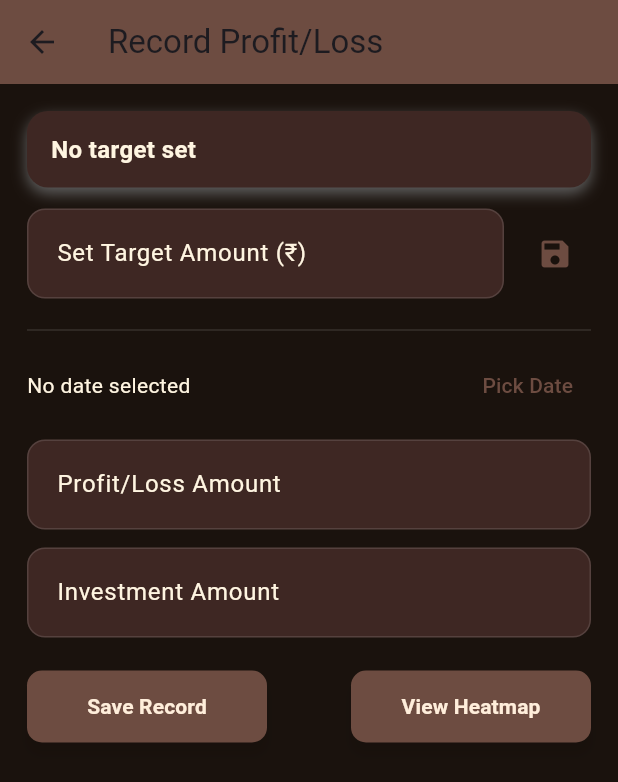
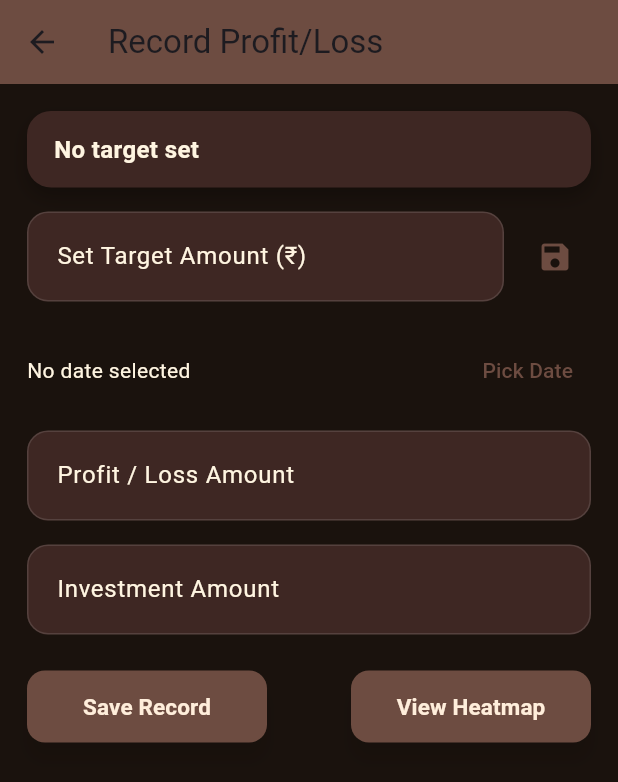
Before and after one commit to CodewithVipin/heatmap, a Flutter app: the screen it shows after launch, after a tap on "Go To Record Screen", on a phone screen of 412 x 824 dp. Shown: the top 782 px of the screen. Run offline on Flutter 3.47's test engine with Material 3 defaults, Android fonts, the phone set to English and light mode, and no system bars; our stand-ins replace hive, hive_flutter; accounts and stored records are empty.

Commit message:
delete button and animation corrected

```diff
--- a/lib/screens/land_screen.dart
+++ b/lib/screens/land_screen.dart
@@ -1,3 +1,5 @@
+// ignore_for_file: deprecated_member_use
+
 import 'package:flutter/material.dart';
 import 'package:heat_map/screens/gauge_pcr.dart';
 import 'package:heat_map/screens/record_entry_screen.dart';
@@ -23,60 +25,76 @@ class LandScreen extends StatelessWidget {
             child: Column(
               mainAxisSize: MainAxisSize.min,
               children: [
-                /// ------------------------------------
-                /// 🔥 PREMIUM ANIMATED TRADING TEXT
-                /// ------------------------------------
-                TweenAnimationBuilder<double>(
-                  duration: const Duration(seconds: 2),
-                  curve: Curves.easeInOut,
-                  tween: Tween<double>(begin: 0, end: 1),
-                  builder: (context, value, child) {
-                    return Opacity(
-                      opacity: value,
-                      child: Transform.translate(
-                        offset: Offset(0, (1 - value) * 20),
-                        child: child,
+                // ------------------------------------------------------
+                // ⭐ ZERO Flicker Premium Hero Header
+                // ------------------------------------------------------
+                ClipRRect(
+                  borderRadius: BorderRadius.circular(18),
+                  child: Container(
+                    decoration: BoxDecoration(
+                      // 🔥 PREMIUM DUAL-TONE GLOW EFFECT
+                      boxShadow: [
+                        BoxShadow(
+                          color: Colors.white.withOpacity(0.08),
+                          blurRadius: 12,
+                          spreadRadius: 1,
+                          offset: const Offset(-4, -4), // upper soft glow
+                        ),
+                        BoxShadow(
+                          color: Colors.black.withOpacity(0.35),
+                          blurRadius: 18,
+                          spreadRadius: 6,
+                          offset: const Offset(4, 6), // bottom shadow depth
+                        ),
+                      ],
+                      borderRadius: BorderRadius.all(Radius.circular(12)),
+
+                      border: Border.all(
+                        color: Colors.white.withOpacity(0.12),
+                        width: 1.2,
                       ),
-                    );
-                  },
-                  child: const Text(
-                    "Analyse • Trade • Grow",
-                    style: TextStyle(
-                      color: darkTextColor,
-                      fontSize: 22,
-                      fontWeight: FontWeight.bold,
-                      letterSpacing: 1.2,
+                    ),
+                    child: Material(
+                      color: darkTabColor,
+                      child: Align(
+                        alignment: Alignment.center,
+                        child: Column(
+                          children: const [
+                            SizedBox(height: 5),
+                            Text(
+                              "Analyse • Trade • Grow",
+                              textAlign: TextAlign.center,
+                              style: TextStyle(
+                                color: darkTextColor,
+                                fontSize: 20,
+                                fontWeight: FontWeight.w300,
+                                letterSpacing: 1.2,
+                              ),
+                            ),
+                            SizedBox(height: 10),
+                            Text(
+                              "Smart Option Trading Starts Here",
+                              textAlign: TextAlign
+                                  .center, // ← stops micro overflow jump
+                              style: TextStyle(
+                                color: darkTextColor,
+                                fontSize: 15,
+                                fontWeight: FontWeight.w200,
+                              ),
+                            ),
+                            SizedBox(height: 5),
+                          ],
+                        ),
+                      ),
                     ),
                   ),
                 ),
 
-                const SizedBox(height: 10),
+                const SizedBox(height: 25),
 
-                TweenAnimationBuilder<double>(
-                  duration: const Duration(milliseconds: 1800),
-                  curve: Curves.easeOutQuad,
-                  tween: Tween<double>(begin: 0, end: 1),
-                  builder: (context, value, child) {
-                    return Opacity(
-                      opacity: value,
-                      child: Transform.scale(scale: value, child: child),
-                    );
-                  },
-                  child: const Text(
-                    "Smart Option Trading Starts Here",
-                    style: TextStyle(
-                      color: darkTextColor,
-                      fontSize: 15,
-                      fontWeight: FontWeight.w600,
-                    ),
-                  ),
-                ),
-
-                const SizedBox(height: 35),
-
-                /// ------------------------------------
-                /// MAIN CARD WITH BUTTONS
-                /// ------------------------------------
+                // ------------------------------------------------------
+                // MAIN CARD
+                // ------------------------------------------------------
                 Container(
                   padding: const EdgeInsets.all(20),
                   width: double.infinity,
@@ -85,8 +103,8 @@ class LandScreen extends StatelessWidget {
                     borderRadius: BorderRadius.circular(16),
                     boxShadow: [
                       BoxShadow(
-                        color: Colors.grey.shade200,
-                        blurRadius: 12,
+                        color: Colors.black.withOpacity(0.12),
+                        blurRadius: 10,
                         offset: const Offset(0, 5),
                       ),
                     ],
@@ -94,7 +112,7 @@ class LandScreen extends StatelessWidget {
 
                   child: Column(
                     children: [
-                      /// Button 1
+                      // ---------------- PCR SCREEN -----------------
                       SizedBox(
                         width: double.infinity,
                         child: MaterialButton(
@@ -107,7 +125,7 @@ class LandScreen extends StatelessWidget {
                             Navigator.push(
                               context,
                               MaterialPageRoute(
-                                builder: (context) => const DeepMarketInsight(),
+                                builder: (_) => const DeepMarketInsight(),
                               ),
                             );
                           },
@@ -122,9 +140,9 @@ class LandScreen extends StatelessWidget {
                         ),
                       ),
 
-                      const SizedBox(height: 18),
+                      const SizedBox(height: 20),
 
-                      /// Button 2
+                      // ---------------- RECORD SCREEN -----------------
                       SizedBox(
                         width: double.infinity,
                         child: MaterialButton(
@@ -137,7 +155,7 @@ class LandScreen extends StatelessWidget {
                             Navigator.push(
                               context,
                               MaterialPageRoute(
-                                builder: (context) => const RecordEntryScreen(),
+                                builder: (_) => const RecordEntryScreen(),
                               ),
                             );
                           },
--- a/lib/screens/record_entry_screen.dart
+++ b/lib/screens/record_entry_screen.dart
@@ -1,4 +1,4 @@
-// ignore_for_file: library_private_types_in_public_api, use_build_context_synchronously
+// ignore_for_file: library_private_types_in_public_api, use_build_context_synchronously, deprecated_member_use, unnecessary_underscores
 
 import 'package:flutter/material.dart';
 import 'package:heat_map/model/trading_record.dart';
@@ -29,7 +29,6 @@ class _RecordEntryScreenState extends State<RecordEntryScreen> {
     super.initState();
     _loadTargetAmount();
 
-    // listen so UI updates if target changed elsewhere
     _box.watch().listen((event) {
       if (event.key == 'targetAmount' && mounted) {
         _loadTargetAmount();
@@ -37,7 +36,7 @@ class _RecordEntryScreenState extends State<RecordEntryScreen> {
     });
   }
 
-  // LOAD TARGET
+  // LOAD TARGET AMOUNT
   void _loadTargetAmount() {
     final dynamic raw = _box.get('targetAmount');
 
@@ -61,6 +60,7 @@ class _RecordEntryScreenState extends State<RecordEntryScreen> {
   // SAVE TARGET
   void _saveTargetAmount() {
     final value = double.tryParse(_targetController.text);
+
     if (value == null || value <= 0) {
       ScaffoldMessenger.of(context).showSnackBar(
         const SnackBar(content: Text("Please enter a valid target amount.")),
@@ -70,7 +70,6 @@ class _RecordEntryScreenState extends State<RecordEntryScreen> {
 
     _box.put('targetAmount', value);
 
-    // Reset alert marker so next time can trigger
     if (_box.containsKey('targetAlertShownFor')) {
       _box.delete('targetAlertShownFor');
     }
@@ -153,43 +152,45 @@ class _RecordEntryScreenState extends State<RecordEntryScreen> {
     }
   }
 
-  // ----- UI helpers (modern minimal styles) -----
+  // ----------------------- UI + DECORATORS -----------------------
+
   InputDecoration _inputDecoration(String label) {
     return InputDecoration(
       labelText: label,
-      labelStyle: TextStyle(color: darkTextColor),
+      labelStyle: const TextStyle(color: darkTextColor),
       filled: true,
       fillColor: darkTabColor,
-      contentPadding: const EdgeInsets.symmetric(vertical: 18, horizontal: 16),
+      contentPadding: const EdgeInsets.symmetric(horizontal: 16, vertical: 18),
       enabledBorder: OutlineInputBorder(
-        borderRadius: BorderRadius.circular(12),
-        borderSide: BorderSide(color: Colors.white12),
+        borderRadius: BorderRadius.circular(14),
+        borderSide: const BorderSide(color: Colors.white12),
       ),
       focusedBorder: OutlineInputBorder(
-        borderRadius: BorderRadius.circular(12),
-        borderSide: BorderSide(color: buttonColor),
+        borderRadius: BorderRadius.circular(14),
+        borderSide: BorderSide(color: buttonColor, width: 1.3),
       ),
     );
   }
 
-  Widget _buildActionButton(String text, VoidCallback onTap) {
+  Widget _actionButton(String text, VoidCallback onTap) {
     return SizedBox(
       height: 48,
       width: 160,
       child: ElevatedButton(
         style: ElevatedButton.styleFrom(
           backgroundColor: buttonColor,
-          elevation: 4,
+          elevation: 6,
+          shadowColor: Colors.black45,
           shape: RoundedRectangleBorder(
-            borderRadius: BorderRadius.circular(10),
+            borderRadius: BorderRadius.circular(12),
           ),
-          shadowColor: Colors.black45,
         ),
         onPressed: onTap,
         child: Text(
           text,
-          style: TextStyle(
+          style: const TextStyle(
             color: darkButtonTextColor,
+            fontSize: 15,
             fontWeight: FontWeight.bold,
           ),
         ),
@@ -197,18 +198,20 @@ class _RecordEntryScreenState extends State<RecordEntryScreen> {
     );
   }
 
-  Widget _targetCard() {
-    return Container(
+  Widget _targetStatusCard() {
+    return AnimatedContainer(
+      duration: const Duration(milliseconds: 350),
+      curve: Curves.easeOutCubic,
+      padding: const EdgeInsets.symmetric(horizontal: 18, vertical: 14),
       width: double.infinity,
-      padding: const EdgeInsets.symmetric(horizontal: 16, vertical: 14),
       decoration: BoxDecoration(
         color: darkTabColor,
-        borderRadius: BorderRadius.circular(14),
+        borderRadius: BorderRadius.circular(16),
         boxShadow: [
           BoxShadow(
-            color: Colors.grey.shade700,
-            blurRadius: 8,
-            offset: const Offset(0, 4),
+            color: Colors.black.withOpacity(0.25),
+            blurRadius: 10,
+            offset: const Offset(0, 6),
           ),
         ],
       ),
@@ -219,10 +222,10 @@ class _RecordEntryScreenState extends State<RecordEntryScreen> {
               _hasTarget
                   ? "Target: ₹${_targetController.text}"
                   : "No target set",
-              style: TextStyle(
+              style: const TextStyle(
                 color: darkTextColor,
                 fontSize: 16,
-                fontWeight: FontWeight.w700,
+                fontWeight: FontWeight.bold,
               ),
             ),
           ),
@@ -230,8 +233,11 @@ class _RecordEntryScreenState extends State<RecordEntryScreen> {
             TextButton(
               onPressed: _removeTarget,
               child: const Text(
-                "Remove Target",
-                style: TextStyle(color: Colors.redAccent),
+                "Remove",
+                style: TextStyle(
+                  color: Colors.redAccent,
+                  fontWeight: FontWeight.bold,
+                ),
               ),
             ),
         ],
@@ -239,11 +245,10 @@ class _RecordEntryScreenState extends State<RecordEntryScreen> {
     );
   }
 
+  // ----------------------- MAIN UI -----------------------
+
   @override
   Widget build(BuildContext context) {
-    final dynamic rawTarget = _box.get('targetAmount');
-    _hasTarget = rawTarget != null;
-
     return Scaffold(
       backgroundColor: darkBackgroundColor,
       appBar: AppBar(
@@ -251,41 +256,37 @@ class _RecordEntryScreenState extends State<RecordEntryScreen> {
         elevation: 0,
         title: const Text("Record Profit/Loss"),
       ),
+
       body: SafeArea(
         child: SingleChildScrollView(
           padding: const EdgeInsets.symmetric(horizontal: 18, vertical: 18),
           child: Column(
             crossAxisAlignment: CrossAxisAlignment.start,
             children: [
-              // Target area (card)
-              _targetCard(),
-              const SizedBox(height: 14),
+              _targetStatusCard(),
+              const SizedBox(height: 16),
 
-              // If there's no target show inline set-target row
-              if (!_hasTarget) ...[
+              if (!_hasTarget)
                 Row(
                   children: [
                     Expanded(
                       child: TextField(
                         controller: _targetController,
                         keyboardType: TextInputType.number,
-                        style: TextStyle(color: darkTextColor),
+                        style: const TextStyle(color: darkTextColor),
                         decoration: _inputDecoration("Set Target Amount (₹)"),
                       ),
                     ),
                     const SizedBox(width: 10),
                     IconButton(
-                      icon: Icon(Icons.save, color: buttonColor),
+                      icon: const Icon(Icons.save, color: buttonColor),
                       onPressed: _saveTargetAmount,
                     ),
                   ],
                 ),
-                const SizedBox(height: 8),
-              ],
 
-              const Divider(color: Colors.white12, height: 26),
+              const SizedBox(height: 22),
 
-              // Date row
               Row(
                 children: [
                   Expanded(
@@ -293,12 +294,12 @@ class _RecordEntryScreenState extends State<RecordEntryScreen> {
                       _selectedDate == null
                           ? "No date selected"
                           : "Date: ${DateFormat('d MMMM, yyyy').format(_selectedDate!)}",
-                      style: TextStyle(color: darkTextColor),
+                      style: const TextStyle(color: darkTextColor),
                     ),
                   ),
                   TextButton(
                     onPressed: () => _pickDate(context),
-                    child: Text(
+                    child: const Text(
                       "Pick Date",
                       style: TextStyle(color: buttonColor),
                     ),
@@ -306,43 +307,73 @@ class _RecordEntryScreenState extends State<RecordEntryScreen> {
                 ],
               ),
 
-              const SizedBox(height: 12),
+              const SizedBox(height: 16),
 
-              // Profit / Loss input
               TextField(
-                style: TextStyle(color: darkTextColor),
                 controller: _profitLossController,
                 keyboardType: TextInputType.number,
-                decoration: _inputDecoration("Profit/Loss Amount"),
+                style: const TextStyle(color: darkTextColor),
+                decoration: _inputDecoration("Profit / Loss Amount"),
               ),
 
-              const SizedBox(height: 12),
+              const SizedBox(height: 16),
 
-              // Investment input
               TextField(
                 controller: _investmentController,
                 keyboardType: TextInputType.number,
-                style: TextStyle(color: darkTextColor),
+                style: const TextStyle(color: darkTextColor),
                 decoration: _inputDecoration("Investment Amount"),
               ),
 
-              const SizedBox(height: 22),
+              const SizedBox(height: 24),
 
-              // Buttons row
               Row(
                 mainAxisAlignment: MainAxisAlignment.spaceBetween,
                 children: [
-                  _buildActionButton("Save Record", () => _saveRecord(context)),
-                  _buildActionButton("View Heatmap", () {
+                  _actionButton("Save Record", () => _saveRecord(context)),
+                  _actionButton("View Heatmap", () {
                     Navigator.push(
                       context,
-                      MaterialPageRoute(builder: (_) => const HeatmapScreen()),
+                      PageRouteBuilder(
+                        transitionDuration: const Duration(milliseconds: 500),
+                        pageBuilder: (_, animation, secondaryAnimation) =>
+                            const HeatmapScreen(),
+                        transitionsBuilder: (_, animation, __, child) {
+                          final offsetAnimation =
+                              Tween<Offset>(
+                                begin: const Offset(
+                                  0.1,
+                                  0,
+                                ), // subtle slide from right
+                                end: Offset.zero,
+                              ).animate(
+                                CurvedAnimation(
+                                  parent: animation,
+                                  curve: Curves.easeOutCubic,
+                                ),
+                              );
+
+                          final fadeAnimation = Tween<double>(begin: 0, end: 1)
+                              .animate(
+                                CurvedAnimation(
+                                  parent: animation,
+                                  curve: Curves.easeIn,
+                                ),
+                              );
+
+                          return FadeTransition(
+                            opacity: fadeAnimation,
+                            child: SlideTransition(
+                              position: offsetAnimation,
+                              child: child,
+                            ),
+                          );
+                        },
+                      ),
                     );
                   }),
                 ],
               ),
-
-              const SizedBox(height: 28),
             ],
           ),
         ),
--- a/lib/screens/splash_screen.dart
+++ b/lib/screens/splash_screen.dart
@@ -1,4 +1,4 @@
-// ignore_for_file: use_build_context_synchronously
+// ignore_for_file: use_build_context_synchronously, deprecated_member_use
 
 import 'package:flutter/material.dart';
 import 'package:heat_map/screens/land_screen.dart';
@@ -21,7 +21,7 @@ class _SplashScreenState extends State<SplashScreen>
   void initState() {
     super.initState();
 
-    // Animation Controller
+    // Animation Controller (Perfect Timing)
     _controller = AnimationController(
       vsync: this,
       duration: const Duration(milliseconds: 1200),
@@ -30,21 +30,29 @@ class _SplashScreenState extends State<SplashScreen>
     fadeIn = Tween<double>(
       begin: 0,
       end: 1,
-    ).animate(CurvedAnimation(parent: _controller, curve: Curves.easeOut));
+    ).animate(CurvedAnimation(parent: _controller, curve: Curves.easeIn));
 
     slideUp = Tween<Offset>(
-      begin: const Offset(0, 0.3),
+      begin: const Offset(0, 0.22),
       end: Offset.zero,
-    ).animate(CurvedAnimation(parent: _controller, curve: Curves.easeOut));
+    ).animate(CurvedAnimation(parent: _controller, curve: Curves.easeOutBack));
 
     // Start animation
     _controller.forward();
 
-    // Navigate after delay
-    Future.delayed(const Duration(seconds: 2), () {
+    // Navigate with smooth fade transition after animation ends
+    Future.delayed(const Duration(milliseconds: 1600), () {
       Navigator.pushReplacement(
         context,
-        MaterialPageRoute(builder: (_) => const LandScreen()),
+        PageRouteBuilder(
+          transitionDuration: const Duration(milliseconds: 500),
+          pageBuilder: (_, animation, _) {
+            return FadeTransition(
+              opacity: animation,
+              child: const LandScreen(),
+            );
+          },
+        ),
       );
     });
   }
@@ -58,19 +66,20 @@ class _SplashScreenState extends State<SplashScreen>
   @override
   Widget build(BuildContext context) {
     return Scaffold(
-      // Coffee Gradient Background
       body: Container(
+        // Premium Coffee Gradient Background
         decoration: const BoxDecoration(
           gradient: LinearGradient(
             colors: [
-              Color(0xFF3E2723), // Deep coffee
-              Color(0xFF1A120D), // Dark roast
+              Color(0xFF4E342E), // Rich Coffee
+              Color(0xFF1A120D), // Dark Roast
             ],
             begin: Alignment.topCenter,
             end: Alignment.bottomCenter,
           ),
         ),
 
+        child: SafeArea(
           child: Center(
             child: FadeTransition(
               opacity: fadeIn,
@@ -79,29 +88,38 @@ class _SplashScreenState extends State<SplashScreen>
                 child: Column(
                   mainAxisSize: MainAxisSize.min,
                   children: [
-                  // App Title
-                  Text(
+                    /// 🔥 Smooth Hero Title (Matches LandScreen)
+                    Hero(
+                      tag: "trading_header",
+                      child: Material(
+                        color: Colors.transparent,
+                        child: Text(
                           "Option Trading App",
                           style: TextStyle(
                             color: darkTextColor,
-                      fontSize: 26,
+                            fontSize: 28,
                             fontWeight: FontWeight.bold,
-                      letterSpacing: 0.7,
+                            letterSpacing: 0.8,
                             shadows: [
-                        Shadow(color: Colors.grey.shade300, blurRadius: 10),
+                              Shadow(
+                                color: Colors.black.withOpacity(0.4),
+                                blurRadius: 12,
+                              ),
                             ],
                           ),
                         ),
+                      ),
+                    ),
 
-                  const SizedBox(height: 10),
+                    const SizedBox(height: 12),
 
-                  // Tagline (optional)
                     Text(
                       "Powered by Vipin Maurya",
                       style: TextStyle(
                         color: Colors.grey.shade200,
                         fontSize: 14,
                         fontWeight: FontWeight.w500,
+                        letterSpacing: 0.3,
                       ),
                     ),
                   ],
@@ -110,6 +128,7 @@ class _SplashScreenState extends State<SplashScreen>
             ),
           ),
         ),
+      ),
     );
   }
 }
```
Also changed, not shown: lib/screens/heat_map_screen.dart (+43 -9 lines), lib/screens/profit_loss_heatmap.dart (+26 -12 lines), lib/screens/summary_details.dart (+98 -109 lines). Lines whose indentation alone changed are shown as unchanged.
